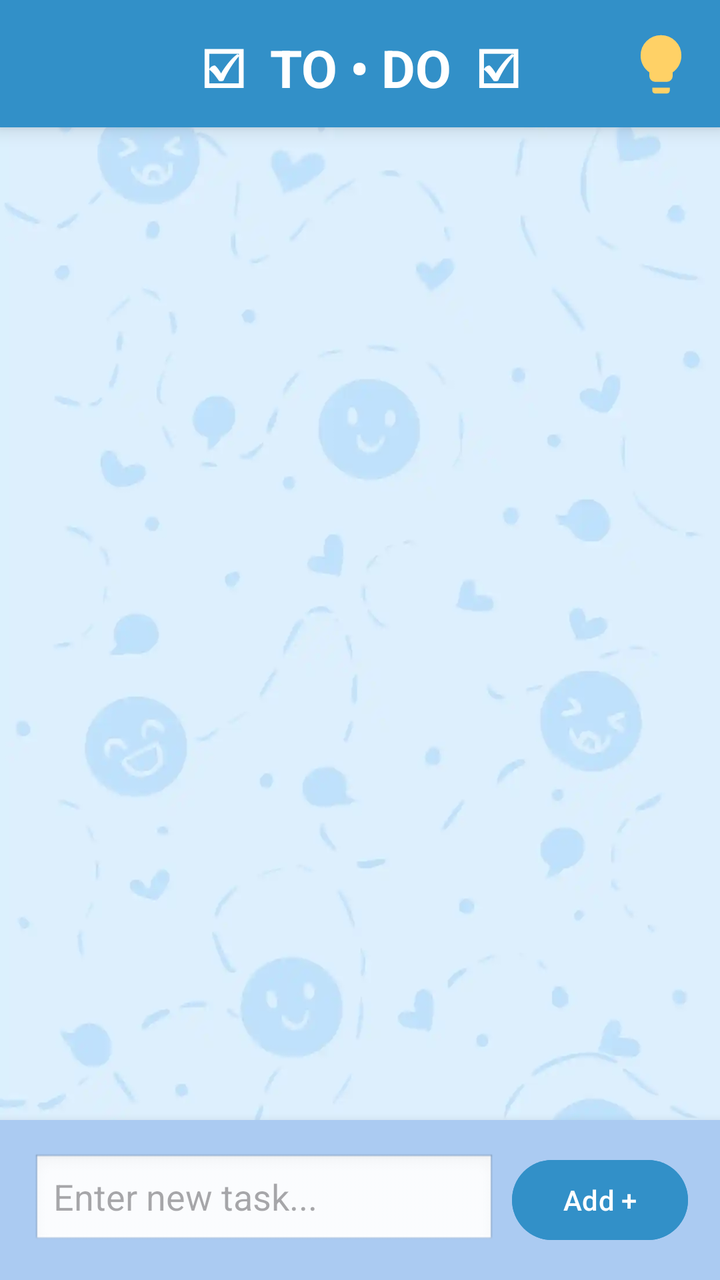
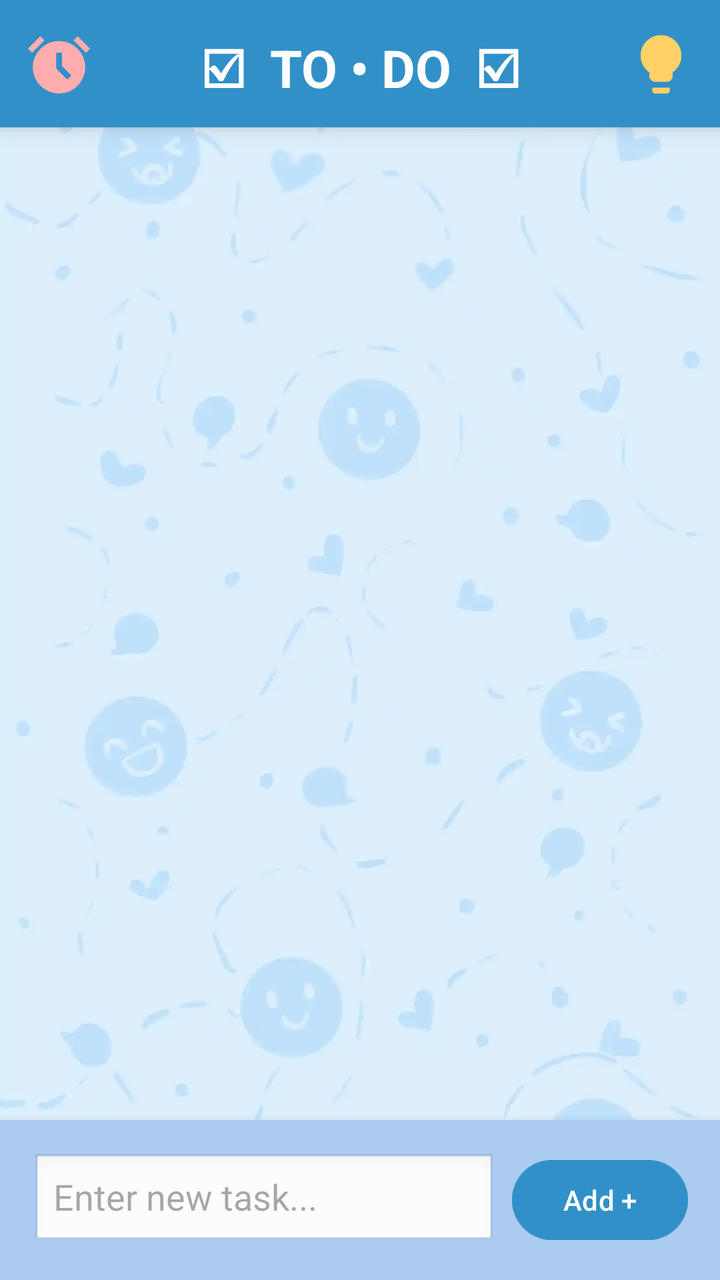

Two renders of the same Android screen: before a commit and after it. Below are the layout's source before the change and the commit's diff.
<!-- AndroidManifest.xml: application theme Theme.BetweenUs -->
<!-- res/layout/fragment_productivity.xml -->
<?xml version="1.0" encoding="utf-8"?>
<androidx.constraintlayout.widget.ConstraintLayout xmlns:android="http://schemas.android.com/apk/res/android"
    xmlns:app="http://schemas.android.com/apk/res-auto"
    xmlns:tools="http://schemas.android.com/tools"
    android:layout_width="match_parent"
    android:layout_height="match_parent"
    android:background="@color/white">

    <ImageView
        android:id="@+id/bgImage"
        android:layout_width="0dp"
        android:layout_height="0dp"
        android:scaleType="centerCrop"
        android:src="@drawable/bg"
        app:layout_constraintBottom_toBottomOf="parent"
        app:layout_constraintEnd_toEndOf="parent"
        app:layout_constraintStart_toStartOf="parent"
        app:layout_constraintTop_toTopOf="parent" />

    
    <TextView
        android:id="@+id/toolbar_title"
        android:layout_width="0dp"
        android:layout_height="wrap_content"
        android:background="#3290c8"
        android:elevation="6dp"
        android:gravity="center"
        android:paddingTop="16dp"
        android:paddingBottom="12dp"
        android:text="☑  TO • DO  ☑"
        android:textColor="@color/white"
        android:textSize="26sp"
        android:textStyle="bold"
        app:layout_constraintEnd_toEndOf="parent"
        app:layout_constraintStart_toStartOf="parent"
        app:layout_constraintTop_toTopOf="parent" />

    <ImageButton
        android:id="@+id/btn_suggestion"
        android:layout_width="35dp"
        android:layout_height="40dp"
        android:layout_margin="12dp"
        android:background="@android:color/transparent"
        android:elevation="7dp"
        android:scaleType="fitCenter"
        android:src="@drawable/suggestion_btn_filled"
        app:layout_constraintEnd_toEndOf="parent"
        app:layout_constraintTop_toTopOf="parent"
        app:tint="#FFD166" />

    
    <androidx.recyclerview.widget.RecyclerView
        android:id="@+id/taskRecyclerView"
        android:layout_width="0dp"
        android:layout_height="0dp"
        android:padding="12dp"
        app:layout_constraintBottom_toTopOf="@id/addTaskLayout"
        app:layout_constraintEnd_toEndOf="parent"
        app:layout_constraintStart_toStartOf="parent"
        app:layout_constraintTop_toBottomOf="@id/toolbar_title" />

    
    <LinearLayout
        android:id="@+id/addTaskLayout"
        android:layout_width="match_parent"
        android:layout_height="wrap_content"
        android:background="#ABCBF2"
        android:elevation="8dp"
        android:orientation="horizontal"
        android:padding="16dp"
        app:layout_constraintBottom_toBottomOf="parent"
        app:layout_constraintEnd_toEndOf="parent"
        app:layout_constraintHorizontal_bias="0.0"
        app:layout_constraintStart_toStartOf="@id/taskRecyclerView">

        <EditText
            android:id="@+id/et_task_input"
            android:layout_width="0dp"
            android:layout_height="wrap_content"
            android:layout_weight="1"
            android:background="@android:drawable/edit_text"
            android:elevation="3dp"
            android:hint="Enter new task..."
            android:inputType="textCapSentences"
            android:minHeight="48dp" />

        <Button
            android:id="@+id/btn_add_task"
            android:layout_width="wrap_content"
            android:layout_height="wrap_content"
            android:layout_marginStart="8dp"
            android:backgroundTint="#3290c8"
            android:text="Add +" />

    </LinearLayout>

</androidx.constraintlayout.widget.ConstraintLayout>
<!-- resources referenced by this layout -->
<resources>
  <color name="white">#FFFFFFFF</color>
  <!-- drawable bg: webp bitmap (drawable, 16506 bytes) -->
  <!-- drawable suggestion_btn_filled (drawable) -->
  <vector xmlns:android="http://schemas.android.com/apk/res/android"
      android:width="24dp"
      android:height="24dp"
      android:viewportWidth="960"
      android:viewportHeight="960">
    <path
        android:pathData="M400,720q-33,0 -56.5,-23.5T320,640v-50q-57,-39 -88.5,-100T200,360q0,-117 81.5,-198.5T480,80q117,0 198.5,81.5T760,360q0,69 -31.5,129.5T640,590v50q0,33 -23.5,56.5T560,720L400,720ZM400,880q-17,0 -28.5,-11.5T360,840v-40h240v40q0,17 -11.5,28.5T560,880L400,880Z"
        android:fillColor="#e3e3e3"/>
  </vector>
  <style name="Theme.BetweenUs" parent="Theme.MaterialComponents.DayNight.NoActionBar">
          
          <item name="colorPrimary">@color/purple_500</item>
          <item name="colorPrimaryVariant">@color/purple_700</item>
          <item name="colorOnPrimary">@color/white</item>
          
          <item name="colorSecondary">@color/teal_200</item>
          <item name="colorSecondaryVariant">@color/teal_700</item>
          <item name="colorOnSecondary">@color/black</item>
          
          <item name="android:statusBarColor">?attr/colorPrimaryVariant</item>
          
      </style>
  <color name="purple_500">#FF6200EE</color>
  <color name="purple_700">#FF3700B3</color>
  <color name="teal_200">#FF03DAC5</color>
  <color name="teal_700">#FF018786</color>
  <color name="black">#FF000000</color>
</resources>

<!-- the commit's change to res/layout/fragment_productivity.xml (unified diff, before → after) -->
@@ -34,6 +34,19 @@
         app:layout_constraintEnd_toEndOf="parent"
         app:layout_constraintStart_toStartOf="parent"
         app:layout_constraintTop_toTopOf="parent" />
+
+    <ImageButton
+        android:id="@+id/btn_pomodoro"
+        android:layout_width="35dp"
+        android:layout_height="40dp"
+        android:layout_margin="12dp"
+        android:background="@android:color/transparent"
+        android:elevation="7dp"
+        android:scaleType="fitCenter"
+        android:src="@drawable/pomodoro_btn"
+        app:layout_constraintStart_toStartOf="parent"
+        app:layout_constraintTop_toTopOf="parent"
+        app:tint="#FFADAD" />
 
     <ImageButton
         android:id="@+id/btn_suggestion"
<!-- resource entries referenced after the edit -->
@@ -2,6 +2,16 @@
 <resources>
   <color name="white">#FFFFFFFF</color>
   <!-- drawable bg: webp bitmap (drawable, 16506 bytes) -->
+  <!-- drawable pomodoro_btn (drawable) -->
+  <vector xmlns:android="http://schemas.android.com/apk/res/android"
+      android:width="24dp"
+      android:height="24dp"
+      android:viewportWidth="960"
+      android:viewportHeight="960">
+    <path
+        android:pathData="M339.5,851.5q-65.5,-28.5 -114,-77t-77,-114Q120,595 120,520t28.5,-140.5q28.5,-65.5 77,-114t114,-77Q405,160 480,160t140.5,28.5q65.5,28.5 114,77t77,114Q840,445 840,520t-28.5,140.5q-28.5,65.5 -77,114t-114,77Q555,880 480,880t-140.5,-28.5ZM592,688l56,-56 -128,-128v-184h-80v216l152,152ZM224,94l56,56 -170,170 -56,-56 170,-170ZM736,94 L906,264 850,320 680,150 736,94Z"
+        android:fillColor="#e3e3e3"/>
+  </vector>
   <!-- drawable suggestion_btn_filled (drawable) -->
   <vector xmlns:android="http://schemas.android.com/apk/res/android"
       android:width="24dp"
